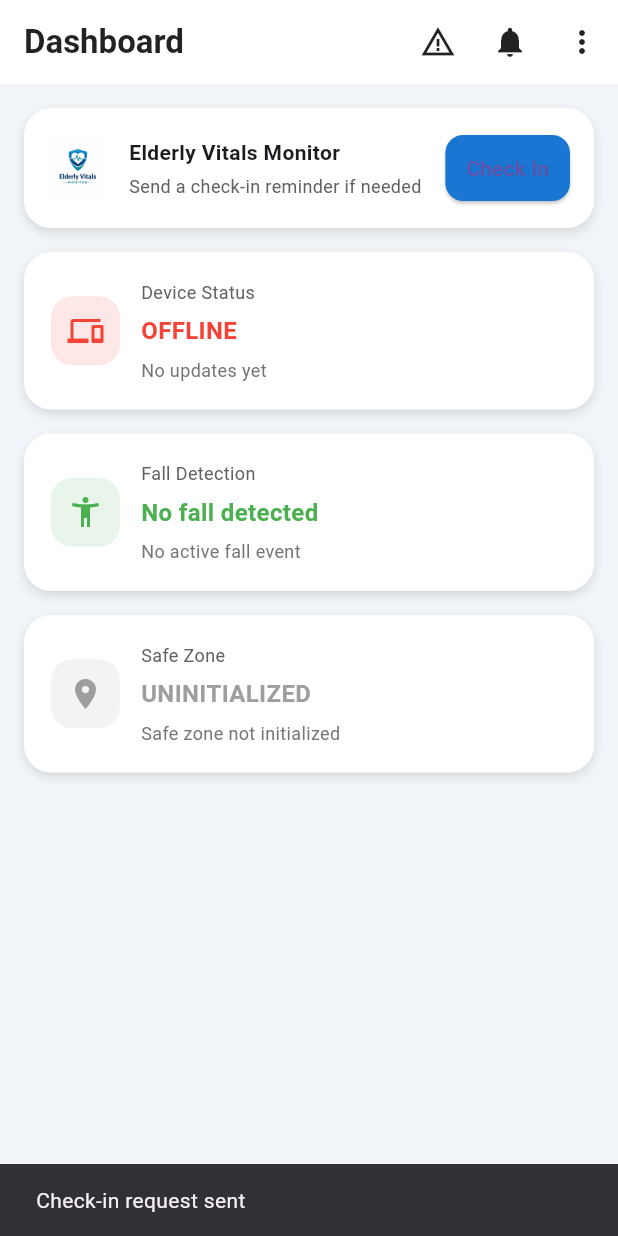
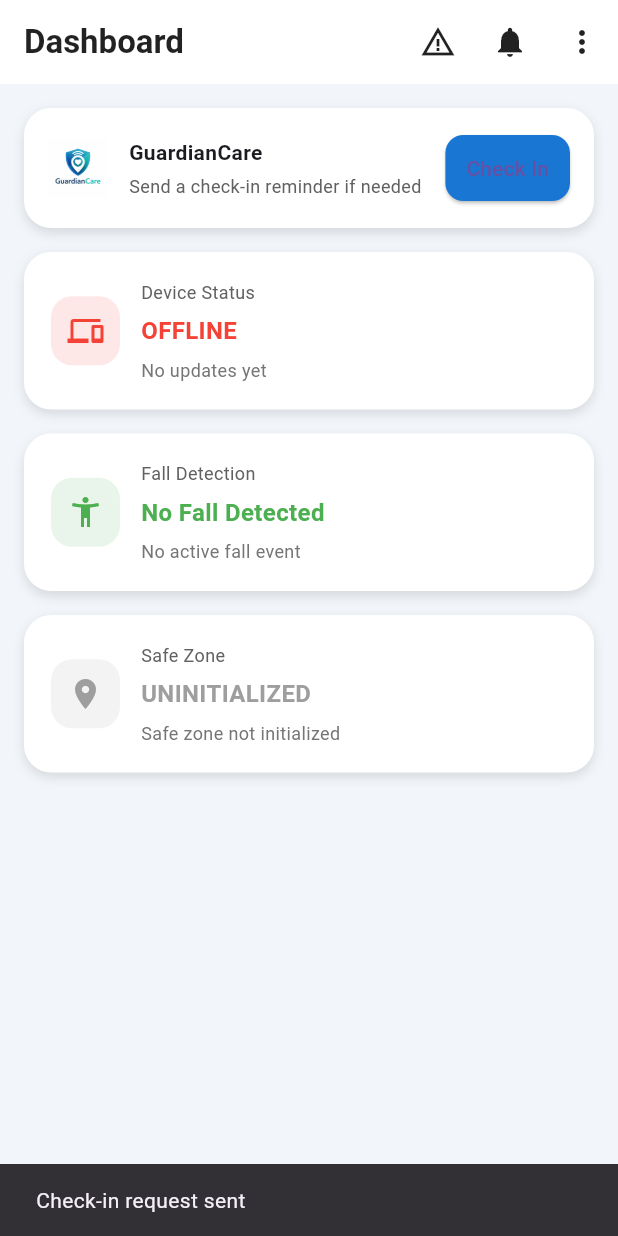
Before and after one commit to Olabiyi123/Elderly_vitals_monitor, a Flutter app: the screen it shows once a user with an empty profile is signed in, after a tap on "Check In", on a phone screen of 412 x 824 dp. Run offline on Flutter 3.47's test engine with Material 3 defaults, Android fonts, the phone set to English and light mode, and no system bars; our stand-ins replace awesome_notifications, cloud_firestore, firebase_auth, firebase_core, firebase_database, geocoding and 1 more; accounts and stored records are empty.

Commit message:
Fixed Fall detection and changed logo

```diff
--- a/lib/screens/dashboard_screen.dart
+++ b/lib/screens/dashboard_screen.dart
@@ -21,6 +21,7 @@ class _DashboardScreenState extends State<DashboardScreen> {
 
   bool _fallDetected = false;
   bool _fallNotified = false;
+  String? _lastFallEventId;
 
   String _zoneStatus = "UNINITIALIZED";
   bool _zoneNotified = false;
@@ -57,35 +58,36 @@ class _DashboardScreenState extends State<DashboardScreen> {
       final data = event.snapshot.value as Map<dynamic, dynamic>?;
       if (data == null) return;
 
-      final fall = data['Fall Detection']?.toString().toLowerCase();
+      final fallStatus = data['fallStatus']?.toString().toLowerCase() == 'true';
+      final lastFallEvent = data['lastFallEvent'];
 
       setState(() {
         _lastDeviceUpdate = DateTime.now();
-        _fallDetected = (fall == 'true');
+        _fallDetected = fallStatus;
       });
 
-      if (fall == 'true' && !_fallNotified) {
+      if (lastFallEvent != null &&
+          lastFallEvent.toString() != _lastFallEventId &&
+          fallStatus &&
+          !_fallNotified) {
+        _lastFallEventId = lastFallEvent.toString();
         _fallNotified = true;
 
         final timestamp = DateTime.now().toLocal().toString().split('.')[0];
+
         final title = "Fall Detected";
         final details = "Fall detected at $timestamp";
 
         await _sendAbnormalNotification(title, details);
+
         await _logAlertToFirestore(
           type: "fall",
           title: title,
           message: details,
         );
-
-        await FirebaseDatabase.instance
-            .ref()
-            .child('Gyro')
-            .child('Fall Detection')
-            .set("false");
       }
 
-      if (fall == 'false') {
+      if (!fallStatus) {
         _fallNotified = false;
       }
     });
@@ -106,6 +108,7 @@ class _DashboardScreenState extends State<DashboardScreen> {
         _zoneNotified = true;
 
         final timestamp = DateTime.now().toLocal().toString().split('.')[0];
+
         final title = "Geofence Breach";
         final details = "User exited safe zone at $timestamp";
 
@@ -154,8 +157,8 @@ class _DashboardScreenState extends State<DashboardScreen> {
         .collection('alerts')
         .add({
           'type': type,
-          'title': title, // bold header
-          'message': message, // subtext
+          'title': title,
+          'message': message,
           'timestamp': FieldValue.serverTimestamp(),
           'notifiedByApp': true,
         });
@@ -254,11 +257,11 @@ class _DashboardScreenState extends State<DashboardScreen> {
             SizedBox(height: 16),
             StatusCard(
               title: "Fall Detection",
-              value: _fallDetected ? "FALL DETECTED" : "No fall detected",
+              value: _fallDetected ? "FALL DETECTED" : "No Fall Detected",
               icon: Icons.accessibility_new,
               color: _fallDetected ? Colors.red : Colors.green,
               subtitle: _fallDetected
-                  ? "Immediate attention recommended"
+                  ? "Immediate attention needed"
                   : "No active fall event",
             ),
             SizedBox(height: 16),
@@ -305,7 +308,7 @@ class HeaderCard extends StatelessWidget {
               crossAxisAlignment: CrossAxisAlignment.start,
               children: [
                 Text(
-                  "Elderly Vitals Monitor",
+                  "GuardianCare",
                   style: TextStyle(fontWeight: FontWeight.bold),
                 ),
                 SizedBox(height: 4),
--- a/lib/services/realtime_db_service.dart
+++ b/lib/services/realtime_db_service.dart
@@ -4,7 +4,7 @@ class RealtimeDbService {
   final FirebaseDatabase _db = FirebaseDatabase.instance;
 
   DatabaseReference get _wifiRef => _db.ref('WiFi');
-  DatabaseReference get _safeZoneRef => _db.ref('Location/Safe Zone');
+  DatabaseReference get _safeZoneRef => _db.ref('Location/SafeZone');
   DatabaseReference get _checkInRef => _db.ref('CheckIn');
 
   Future<Map<String, dynamic>?> getWifi() async {
```
Also changed, not shown: assets/logo.png.
